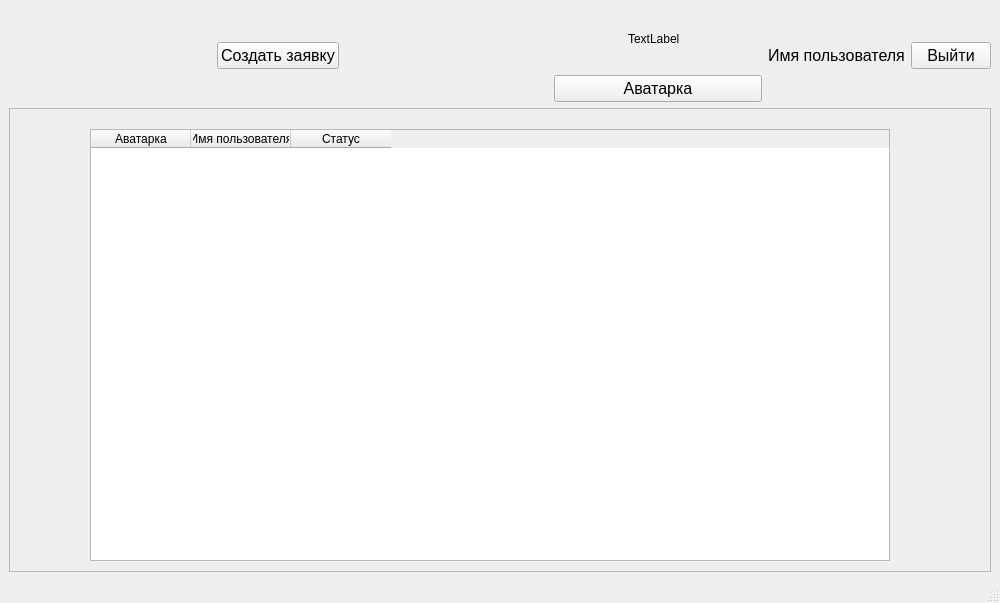
Qt form YandexProject1/pupil_main_new.ui (JKarak/app-for-applications) before a commit.
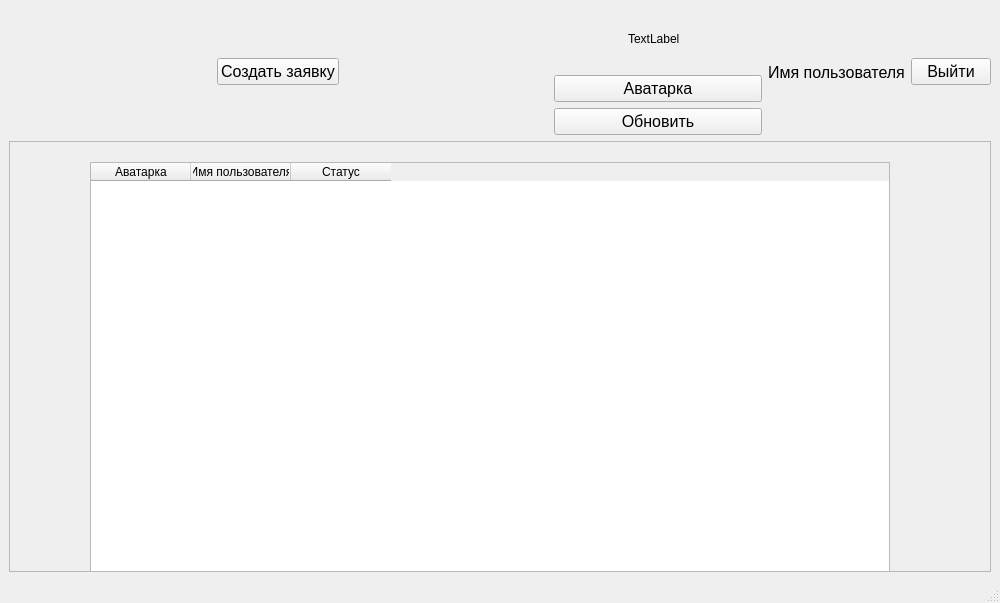
The same form after that commit.

What changed in the file:
```diff
--- a/YandexProject1/pupil_main_new.ui
+++ b/YandexProject1/pupil_main_new.ui
@@ -127,6 +127,18 @@
           </property>
          </widget>
         </item>
+        <item>
+         <widget class="QPushButton" name="pushButton">
+          <property name="font">
+           <font>
+            <pointsize>12</pointsize>
+           </font>
+          </property>
+          <property name="text">
+           <string>Обновить</string>
+          </property>
+         </widget>
+        </item>
        </layout>
       </item>
       <item>
@@ -175,7 +187,7 @@
            <x>0</x>
            <y>0</y>
            <width>974</width>
-           <height>413</height>
+           <height>373</height>
           </rect>
          </property>
          <widget class="QWidget" name="layoutWidget">
```
Left out of the diff: 6 changed lines with no effect on the pictures.
